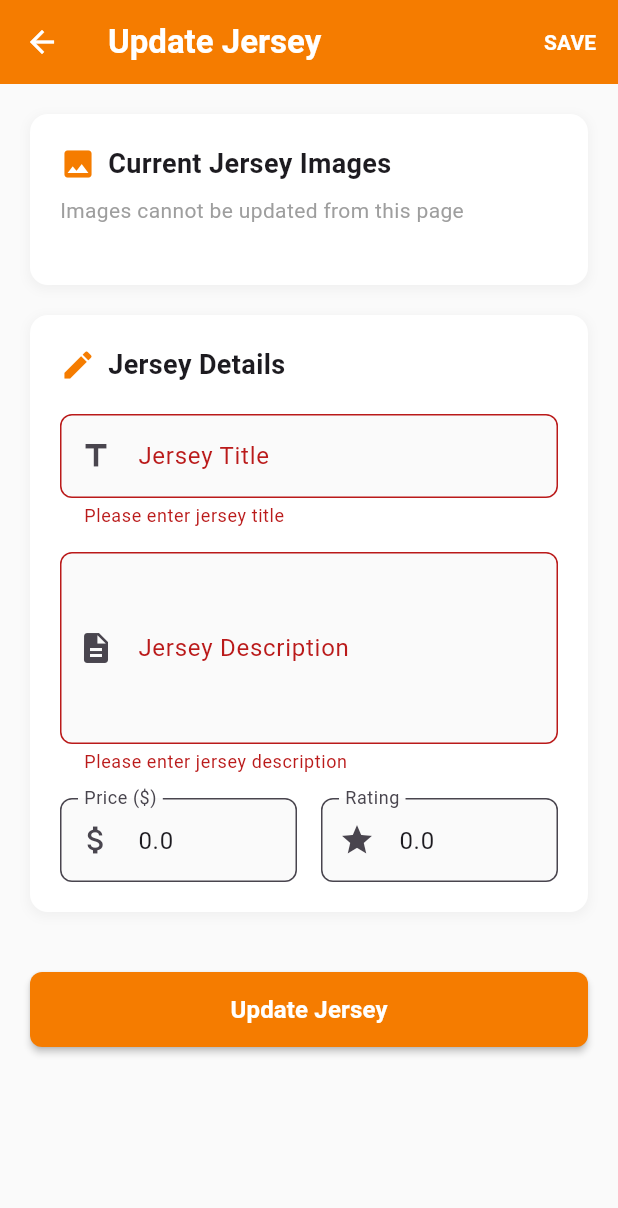
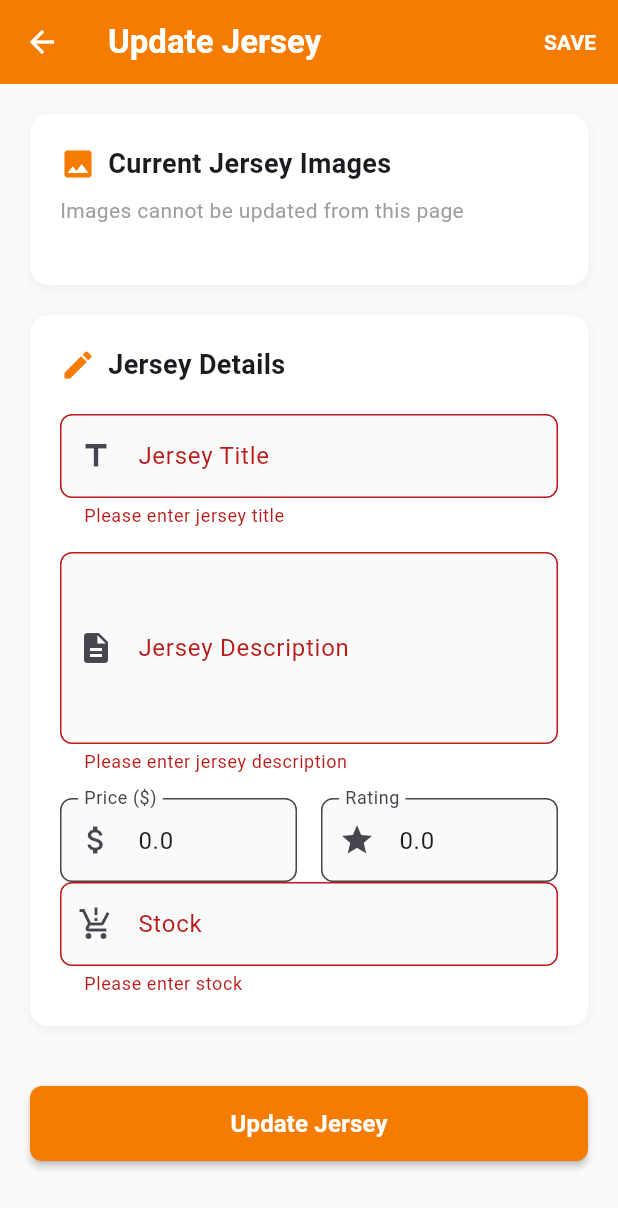
Before and after one commit to AayushPandeyy/jersey_ecommerce, a Flutter app: the UpdateJerseyPage screen opened directly with empty values, after a tap on "Update Jersey", on a phone screen of 412 x 824 dp. Shown: the top 1208 px of the screen. Run offline on Flutter 3.47's test engine with Material 3 defaults, Android fonts, the light colour scheme and no system bars; our stand-ins replace cloud_firestore, firebase_auth, firebase_core, google_fonts, image_picker, lottie; missing offline and left inert: cloudinary_public, flutter_stripe; accounts and stored records are empty; Roboto replaces fonts that are missing (Marcellus).

Commit message:
Added stock management

```diff
--- a/lib/models/CartOrderModel.dart
+++ b/lib/models/CartOrderModel.dart
@@ -11,8 +11,8 @@ class CartOrderItemModel {
   final JerseyModel jersey;
   final int quantity;
   final String selectedSize;
-  final double itemPrice; // Price per unit
-  final double totalPrice; // quantity * itemPrice
+  final double itemPrice;
+  final double totalPrice;
 
   CartOrderItemModel({
     required this.jerseyId,
--- a/lib/models/JerseyModel.dart
+++ b/lib/models/JerseyModel.dart
@@ -5,7 +5,8 @@ class JerseyModel {
   String jerseyDescription;
   List<String> jerseyImage;
   double jerseyPrice;
-  double rating; // Added rating field
+  double rating;
+  int stock; // Added stock field
 
   JerseyModel({
     required this.jerseyId,
@@ -14,6 +15,7 @@ class JerseyModel {
     required this.jerseyImage,
     required this.jerseyPrice,
     required this.rating,
+    required this.stock, // Add to constructor
   });
 
   factory JerseyModel.fromJson(Map<String, dynamic> json) {
@@ -23,7 +25,8 @@ class JerseyModel {
       jerseyDescription: json['jerseyDescription'] as String,
       jerseyImage: List<String>.from(json['jerseyImage'] as List),
       jerseyPrice: (json['jerseyPrice'] as num).toDouble(),
-      rating: (json['rating'] as num).toDouble(), // Parse rating
+      rating: (json['rating'] as num).toDouble(),
+      stock: (json['stock'] as num).toInt(), // Parse stock
     );
   }
 
@@ -35,10 +38,10 @@ class JerseyModel {
       'jerseyImage': jerseyImage,
       'jerseyPrice': jerseyPrice,
       'rating': rating,
+      'stock': stock, // Add to map
     };
   }
 
-  // fromMap function
   factory JerseyModel.fromMap(Map<String, dynamic> map) {
     return JerseyModel(
       jerseyId: map['jerseyId'] as String,
@@ -47,10 +50,10 @@ class JerseyModel {
       jerseyImage: List<String>.from(map['jerseyImage'] as List),
       jerseyPrice: (map['jerseyPrice'] as num).toDouble(),
       rating: (map['rating'] as num).toDouble(),
+      stock: (map['stock'] as num).toInt(), // Parse stock
     );
   }
 
-  // toMap function
   Map<String, dynamic> toMap() {
     return {
       'jerseyId': jerseyId,
@@ -59,6 +62,7 @@ class JerseyModel {
       'jerseyImage': jerseyImage,
       'jerseyPrice': jerseyPrice,
       'rating': rating,
+      'stock': stock, // Add to map
     };
   }
 }
@@ -71,6 +75,7 @@ extension JerseyCopy on JerseyModel {
     List<String>? jerseyImage,
     double? jerseyPrice,
     double? rating,
+    int? stock, // Add stock to copyWith
   }) {
     return JerseyModel(
       jerseyId: jerseyId ?? this.jerseyId,
@@ -79,6 +84,7 @@ extension JerseyCopy on JerseyModel {
       jerseyImage: jerseyImage ?? this.jerseyImage,
       jerseyPrice: jerseyPrice ?? this.jerseyPrice,
       rating: rating ?? this.rating,
+      stock: stock ?? this.stock, // Copy stock
     );
   }
 }
--- a/lib/screens/CheckoutScreen.dart
+++ b/lib/screens/CheckoutScreen.dart
@@ -149,6 +149,17 @@ class _CheckoutPageState extends State<CheckoutPage> {
 
         Navigator.pop(context);
         Loaders().showOrderPlacedPopup(context);
+
+        for (var cartitem in widget.cartItems) {
+          // Update stock in Firestore
+          await firestoreService.updateJerseyStock(
+             cartitem.jersey.jerseyId,
+            cartitem.jersey.stock - cartitem.quantity,
+          );
+
+        }
+
+
 
         // Show success message
         ScaffoldMessenger.of(context).showSnackBar(
--- a/lib/screens/HomePage.dart
+++ b/lib/screens/HomePage.dart
@@ -505,6 +505,13 @@ Widget productCard(BuildContext context, JerseyModel jerseyModel) {
               style: GoogleFonts.marcellus(fontWeight: FontWeight.bold),
             ),
           ),
+          Padding(
+            padding: const EdgeInsets.symmetric(horizontal: 8),
+            child: Text(
+              jerseyModel.stock!=0 ? "In Stock" : "Out of Stock",
+              style: GoogleFonts.marcellus(fontWeight: FontWeight.bold,color: jerseyModel.stock!=0 ? Colors.green : Colors.red),
+            ),
+          ),
         ],
       ),
     ),
--- a/lib/screens/admin/UpdateJerseyPage.dart
+++ b/lib/screens/admin/UpdateJerseyPage.dart
@@ -17,6 +17,7 @@ class _UpdateJerseyPageState extends State<UpdateJerseyPage> {
   final _descriptionController = TextEditingController();
   final _priceController = TextEditingController();
   final _ratingController = TextEditingController();
+  final _stockController = TextEditingController();
 
   bool _isLoading = false;
   String _uploadStatus = '';
@@ -79,6 +80,7 @@ class _UpdateJerseyPageState extends State<UpdateJerseyPage> {
         jerseyDescription: _descriptionController.text.trim(),
         jerseyPrice: double.parse(_priceController.text.trim()),
         rating: double.tryParse(_ratingController.text.trim()) ?? widget.jersey.rating,
+        stock: int.tryParse(_stockController.text.trim()) ?? widget.jersey.stock, // Ensure stock is updated
       );
 
       // Update jersey using the service
@@ -374,6 +376,29 @@ class _UpdateJerseyPageState extends State<UpdateJerseyPage> {
                         ),
                       ],
                     ),
+                    TextFormField(
+                            controller: _stockController,
+                            enabled: !_isLoading,
+                            keyboardType: TextInputType.number,
+                            decoration: InputDecoration(
+                              labelText: 'Stock',
+                              prefixIcon: const Icon(Icons.production_quantity_limits),
+                              border: OutlineInputBorder(
+                                borderRadius: BorderRadius.circular(8),
+                              ),
+                              filled: true,
+                              fillColor: Colors.grey[50],
+                            ),
+                            validator: (value) {
+                              if (value == null || value.trim().isEmpty) {
+                                return 'Please enter stock';
+                              }
+                              if (double.tryParse(value.trim()) == null) {
+                                return 'Please enter valid stock';
+                              }
+                              return null;
+                            },
+                          ),
                   ],
                 ),
               ),
--- a/lib/service/FirestoreService.dart
+++ b/lib/service/FirestoreService.dart
@@ -345,6 +345,7 @@ Stream<List<CartOrderModel>> getUserOrders(String userId) {
                 jerseyPrice: (item['jersey']['jerseyPrice'] ?? 0).toDouble(),
                 jerseyImage: List<String>.from(item['jersey']['jerseyImage'] ?? []),
                 rating: (item['jersey']['rating'] ?? 0.0).toDouble(),
+                stock: (item['jersey']['stock'] ?? 0).toInt(), // Fixed: added stock parsing
               );
 
               return CartOrderItemModel(
@@ -365,6 +366,7 @@ Stream<List<CartOrderModel>> getUserOrders(String userId) {
               jerseyPrice: (data['jersey']['jerseyPrice'] ?? 0).toDouble(),
               jerseyImage: List<String>.from(data['jersey']['jerseyImage'] ?? []),
               rating: (data['jersey']['rating'] ?? 0.0).toDouble(),
+              stock: (data['jersey']['stock'] ?? 0).toInt(), // Fixed: added stock parsing
             );
 
             final quantity = data['quantity'] ?? 1;
@@ -460,6 +462,7 @@ Stream<List<CartOrderModel>> getUserOrders(String userId) {
                 jerseyPrice: (item['jersey']['jerseyPrice'] ?? 0).toDouble(),
                 jerseyImage: List<String>.from(item['jersey']['jerseyImage'] ?? []),
                 rating: (item['jersey']['rating'] ?? 0.0).toDouble(),
+                stock: (item['jersey']['stock'] ?? 0).toInt(), // Fixed: added stock parsing
               );
 
               return CartOrderItemModel(
@@ -480,6 +483,7 @@ Stream<List<CartOrderModel>> getUserOrders(String userId) {
               jerseyPrice: (data['jersey']['jerseyPrice'] ?? 0).toDouble(),
               jerseyImage: List<String>.from(data['jersey']['jerseyImage'] ?? []),
               rating: (data['jersey']['rating'] ?? 0.0).toDouble(),
+              stock: (data['jersey']['stock'] ?? 0).toInt(), // Fixed: added stock parsing
             );
 
             final quantity = data['quantity'] ?? 1;
@@ -693,6 +697,25 @@ Stream<List<CartOrderModel>> getUserOrders(String userId) {
     });
   }
 
+  Future<void> updateJerseyStock(String jerseyId, int newStock) async {
+  try {
+    final querySnapshot = await FirebaseFirestore.instance
+        .collection('Jersey')
+        .where("jerseyId", isEqualTo: jerseyId)
+        .get();
+
+    if (querySnapshot.docs.isEmpty) {
+      throw Exception('Jersey not found');
+    }
+
+    final docRef = querySnapshot.docs.first.reference;
+    await docRef.update({'stock': newStock});
+  } catch (e) {
+    throw Exception('Failed to update jersey stock: $e');
+  }
+}
+
+
 Stream<List<CartItemModel>> getCartItems(String userId) {
   return FirebaseFirestore.instance
       .collection('Cart')
```
Also changed, not shown: lib/screens/admin/AddJerseyScreen.dart (+29 -1 lines), lib/screens/admin/ViewJerseyScreen.dart (+9 -1 lines).
